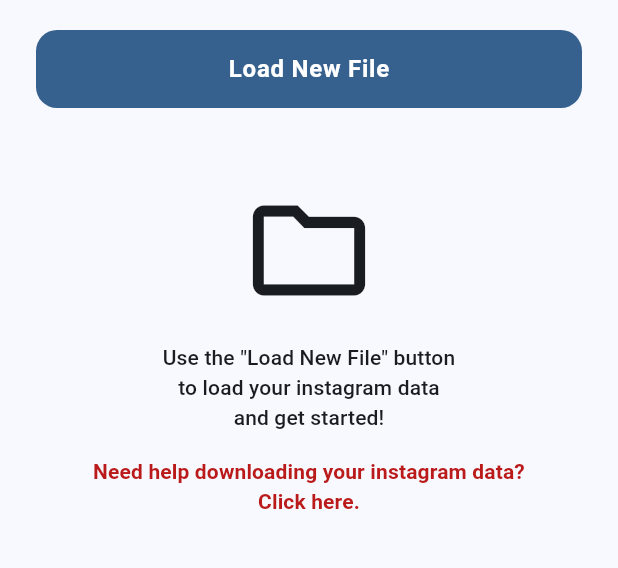
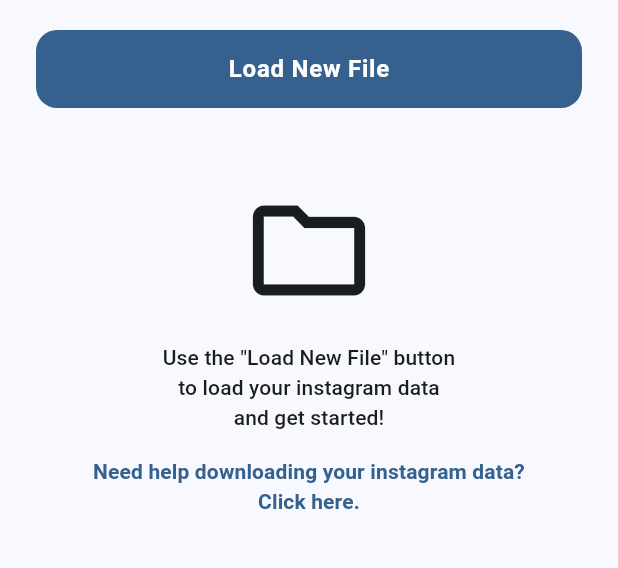
Before and after one commit to RealUltra/Reminiscence-Mobile, a Flutter app: the screen it shows after launch, on a phone screen of 412 x 824 dp, the part 63-631 px from its top. Run offline on Flutter 3.47's test engine with Material 3 defaults, Android fonts, the phone set to English and light mode, and no system bars; our stand-ins replace drift, file_picker, permission_handler, shared_preferences, video_player; missing offline and left inert: cryptography, receive_sharing_intent, sqlcipher_flutter_libs, sqlite3; accounts and stored records are empty; generated files the repository leaves out were written again.

Commit message:
minor UI changes

```diff
--- a/lib/ui/pages/data_loader/no_files_widget.dart
+++ b/lib/ui/pages/data_loader/no_files_widget.dart
@@ -26,7 +26,7 @@ class NoFilesWidget extends StatelessWidget {
           onPressed: () => showTutorial(context),
           style: ButtonStyle(
             overlayColor: WidgetStateProperty.all(
-              Theme.of(context).colorScheme.error.withAlpha(50),
+              Theme.of(context).colorScheme.primary.withAlpha(50),
             ),
           ),
 
@@ -34,7 +34,7 @@ class NoFilesWidget extends StatelessWidget {
             "Need help downloading your instagram data?\nClick here.",
             textAlign: TextAlign.center,
             style: Theme.of(context).textTheme.labelLarge!.copyWith(
-              color: Theme.of(context).colorScheme.error,
+              color: Theme.of(context).colorScheme.primary,
               fontWeight: FontWeight.bold,
             ),
           ),
--- a/lib/ui/pages/data_loader/password_entry_dialog.dart
+++ b/lib/ui/pages/data_loader/password_entry_dialog.dart
@@ -26,14 +26,15 @@ class _PasswordEntryDialogState extends State<PasswordEntryDialog> {
       color: Colors.transparent,
       child: Center(
         child: Container(
-          margin: EdgeInsets.symmetric(vertical: 50, horizontal: 20),
-          padding: EdgeInsets.fromLTRB(12, 24, 12, 12),
+          margin: EdgeInsets.symmetric(horizontal: 20),
+          padding: EdgeInsets.fromLTRB(12, 24, 12, 16),
           decoration: BoxDecoration(
             color: Theme.of(context).colorScheme.surfaceContainerHighest,
             border: Border.all(
               color: Theme.of(context).colorScheme.surfaceContainerLowest,
               width: 1,
             ),
+            borderRadius: BorderRadius.circular(16),
           ),
           child: Column(
             mainAxisSize: MainAxisSize.min,
```
